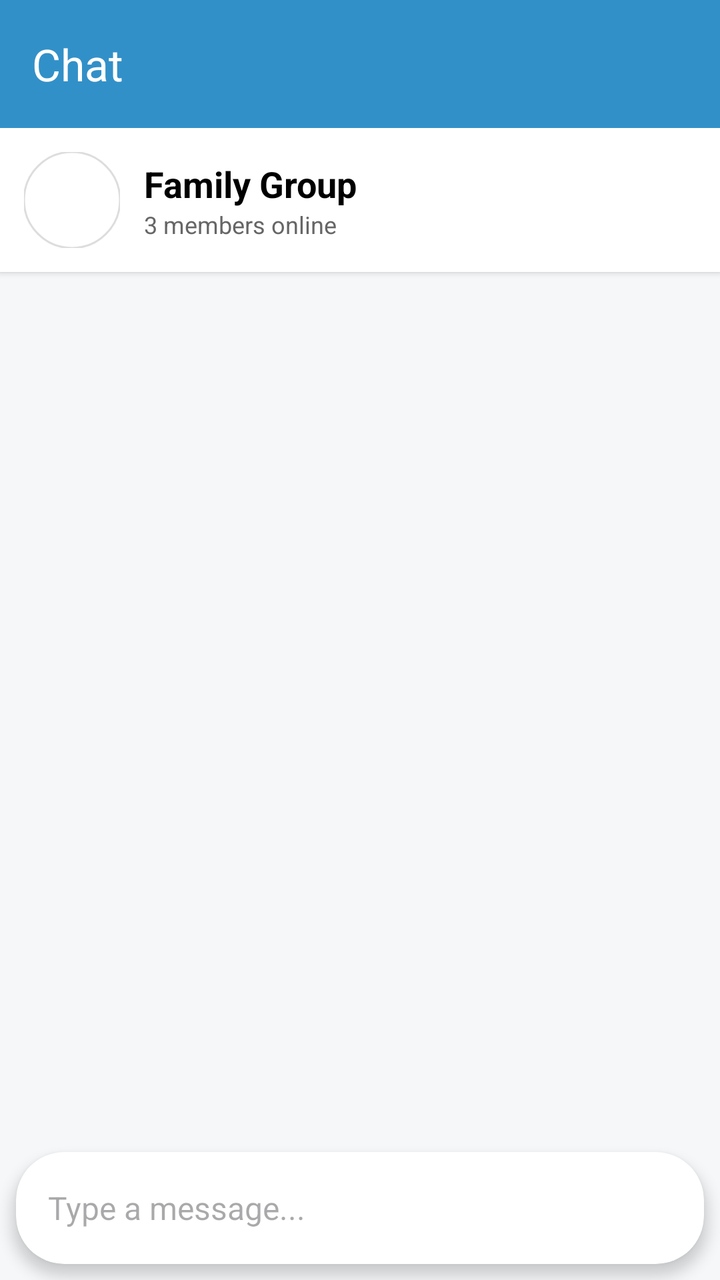
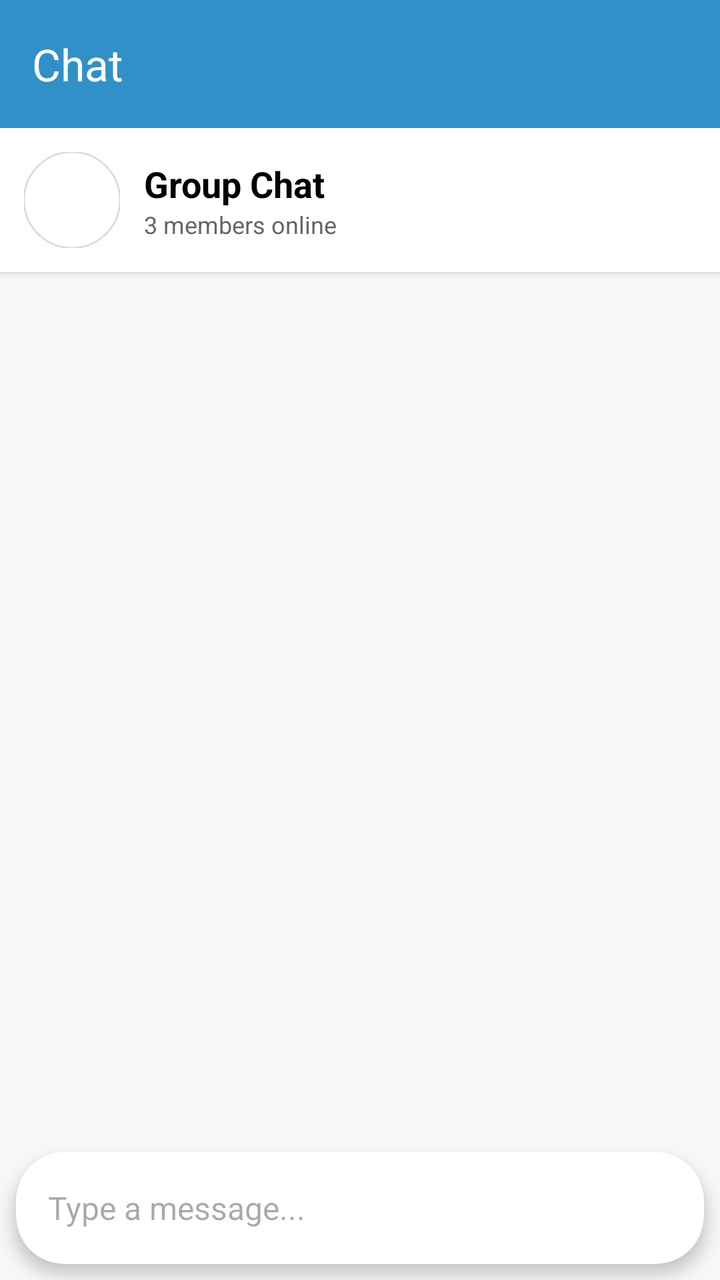

The first picture is an Android layout as it rendered before a commit; the second is the same layout after the commit. The layout source and the unified diff follow.
<!-- AndroidManifest.xml: application theme Theme.BetweenUs -->
<!-- res/layout/fragment_messaging.xml -->
<?xml version="1.0" encoding="utf-8"?>
<androidx.constraintlayout.widget.ConstraintLayout xmlns:android="http://schemas.android.com/apk/res/android"
    xmlns:app="http://schemas.android.com/apk/res-auto"
    android:layout_width="match_parent"
    android:layout_height="match_parent"
    android:background="#F5F7F8">

    
    <com.google.android.material.appbar.MaterialToolbar
        android:id="@+id/chatToolbar"
        android:layout_width="0dp"
        android:layout_height="wrap_content"
        android:background="#3290c8"
        android:elevation="4dp"
        app:layout_constraintEnd_toEndOf="parent"
        app:layout_constraintStart_toStartOf="parent"
        app:layout_constraintTop_toTopOf="parent"
        app:title="Chat"
        app:titleTextColor="@android:color/white" />

    
    <androidx.cardview.widget.CardView
        android:id="@+id/groupBannerCard"
        android:layout_width="match_parent"
        android:layout_height="wrap_content"
        app:cardElevation="2dp"
        app:cardCornerRadius="0dp"
        app:layout_constraintTop_toBottomOf="@id/chatToolbar">

        <LinearLayout
            android:id="@+id/groupBanner"
            android:layout_width="match_parent"
            android:layout_height="wrap_content"
            android:gravity="center_vertical"
            android:orientation="horizontal"
            android:padding="12dp">

            <com.google.android.material.imageview.ShapeableImageView
                android:id="@+id/groupImage"
                android:layout_width="48dp"
                android:layout_height="48dp"
                android:src="@drawable/ic_group_placeholder"
                app:shapeAppearanceOverlay="@style/CircleImageView"
                app:strokeColor="#DDDDDD"
                app:strokeWidth="1dp" />

            <LinearLayout
                android:layout_width="wrap_content"
                android:layout_height="wrap_content"
                android:layout_marginStart="12dp"
                android:orientation="vertical">

                <TextView
                    android:id="@+id/groupName"
                    android:layout_width="wrap_content"
                    android:layout_height="wrap_content"
                    android:text="Family Group"
                    android:textColor="@color/black"
                    android:textSize="18sp"
                    android:textStyle="bold" />

                <TextView
                    android:layout_width="wrap_content"
                    android:layout_height="wrap_content"
                    android:text="3 members online"
                    android:textColor="#666666"
                    android:textSize="12sp" />
            </LinearLayout>

        </LinearLayout>
    </androidx.cardview.widget.CardView>

    
    <androidx.recyclerview.widget.RecyclerView
        android:id="@+id/messagesRecyclerView"
        android:layout_width="0dp"
        android:layout_height="0dp"
        android:clipToPadding="false"
        android:padding="8dp"
        app:layout_constraintBottom_toTopOf="@id/messageInputLayout"
        app:layout_constraintEnd_toEndOf="parent"
        app:layout_constraintStart_toStartOf="parent"
        app:layout_constraintTop_toBottomOf="@id/groupBannerCard" />

    
    <androidx.cardview.widget.CardView
        android:id="@+id/messageInputLayout"
        android:layout_width="0dp"
        android:layout_height="wrap_content"
        android:layout_margin="8dp"
        app:cardCornerRadius="24dp"
        app:cardElevation="4dp"
        app:layout_constraintBottom_toBottomOf="parent"
        app:layout_constraintEnd_toEndOf="parent"
        app:layout_constraintStart_toStartOf="parent">

        <LinearLayout
            android:layout_width="match_parent"
            android:layout_height="wrap_content"
            android:gravity="center_vertical"
            android:orientation="horizontal"
            android:paddingHorizontal="16dp"
            android:paddingVertical="4dp">

            <EditText
                android:id="@+id/messageInput"
                android:layout_width="0dp"
                android:layout_height="wrap_content"
                android:layout_weight="1"
                android:background="@android:color/transparent"
                android:hint="Type a message..."
                android:minHeight="48dp"
                android:paddingVertical="8dp"
                android:textColor="@color/black"
                android:textSize="16sp" />

            <ImageButton
                android:id="@+id/sendMessageButton"
                android:layout_width="40dp"
                android:layout_height="40dp"
                android:background="?attr/selectableItemBackgroundBorderless"
                android:src="@drawable/ic_send"
                app:tint="#3290c8" />

        </LinearLayout>
    </androidx.cardview.widget.CardView>

</androidx.constraintlayout.widget.ConstraintLayout>
<!-- resources referenced by this layout -->
<resources>
  <color name="black">#FF000000</color>
  <!-- drawable ic_group_placeholder (drawable) -->
  <?xml version="1.0" encoding="utf-8"?>
  <selector xmlns:android="http://schemas.android.com/apk/res/android">
  
  </selector>
  <!-- drawable ic_send (drawable) -->
  <?xml version="1.0" encoding="utf-8"?>
  <selector xmlns:android="http://schemas.android.com/apk/res/android">
  
  </selector>
  <style name="CircleImageView" parent="">
          <item name="cornerSize">50%</item>
      </style>
  <style name="Theme.BetweenUs" parent="Theme.MaterialComponents.DayNight.NoActionBar">
          
          <item name="colorPrimary">@color/purple_500</item>
          <item name="colorPrimaryVariant">@color/purple_700</item>
          <item name="colorOnPrimary">@color/white</item>
          
          <item name="colorSecondary">@color/teal_200</item>
          <item name="colorSecondaryVariant">@color/teal_700</item>
          <item name="colorOnSecondary">@color/black</item>
          
          <item name="android:statusBarColor">?attr/colorPrimaryVariant</item>
          
      </style>
  <color name="purple_500">#FF6200EE</color>
  <color name="purple_700">#FF3700B3</color>
  <color name="white">#FFFFFFFF</color>
  <color name="teal_200">#FF03DAC5</color>
  <color name="teal_700">#FF018786</color>
</resources>

<!-- the commit's change to res/layout/fragment_messaging.xml (unified diff, before → after) -->
@@ -54,7 +54,7 @@
                     android:id="@+id/groupName"
                     android:layout_width="wrap_content"
                     android:layout_height="wrap_content"
-                    android:text="Family Group"
+                    android:text="Group Chat"
                     android:textColor="@color/black"
                     android:textSize="18sp"
                     android:textStyle="bold" />
